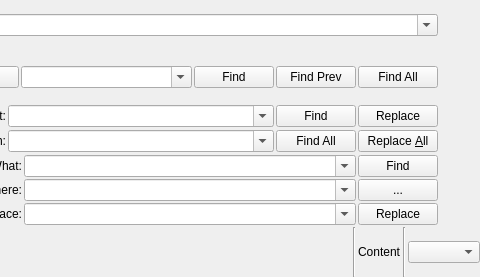
First picture: the form in resources/ui/codeeditor/status.ui, repository prymatex/prymatex, before the edit; both pictures show x 241 to 721 and y 0 to 277 of the 721 by 277 pixel window.
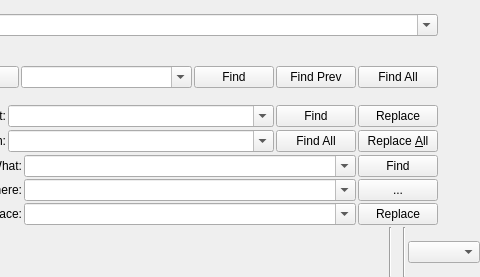
Second picture: the form after the edit. Icons and pictures are not drawn.

Commit message: Fix status and forse ui compile

Patch:
```diff
--- a/resources/ui/codeeditor/status.ui
+++ b/resources/ui/codeeditor/status.ui
@@ -708,17 +708,7 @@
        </widget>
       </item>
       <item>
-       <widget class="QLabel" name="labelContent">
-        <property name="maximumSize">
-         <size>
-          <width>350</width>
-          <height>16777215</height>
-         </size>
-        </property>
-        <property name="text">
-         <string>Content</string>
-        </property>
-       </widget>
+       <widget class="QLabel" name="labelContent"/>
       </item>
       <item>
        <widget class="Line" name="line_6">
```
Left out of the diff: 13 changed lines with no effect on the pictures. The commit also changes 52 other files.
